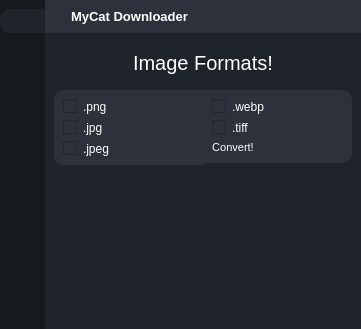
MigueldeHaroce/MyCatDownloader, file untitled.ui: the form before one commit.
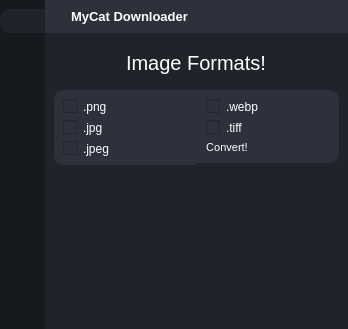
The form after the commit. Icons and pictures are not drawn. Custom widgets are drawn as their Qt base class.

Diff of the .ui file:
```diff
--- a/untitled.ui
+++ b/untitled.ui
@@ -9,7 +9,7 @@
    <rect>
     <x>0</x>
     <y>0</y>
-    <width>361</width>
+    <width>321</width>
     <height>329</height>
    </rect>
   </property>
```
Left out of the diff: 44 changed lines with no effect on the pictures.
